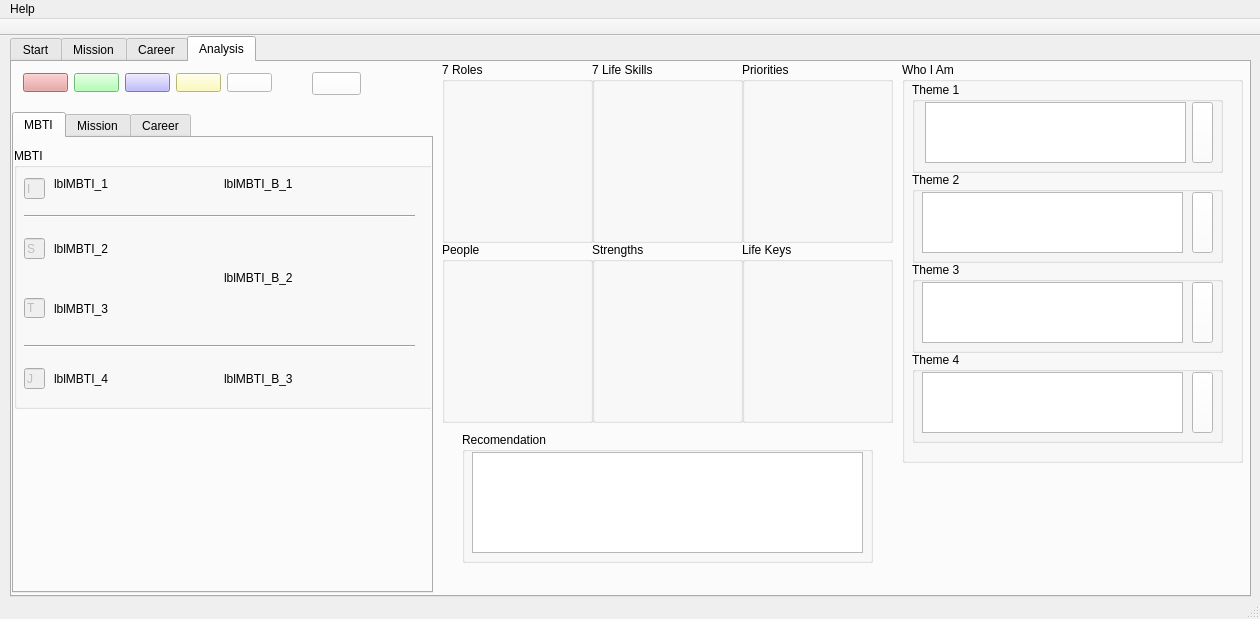
First picture: the form in src/prothesis-gui/mainwindow.ui, repository egeldenhuys/prothesis, before the edit.
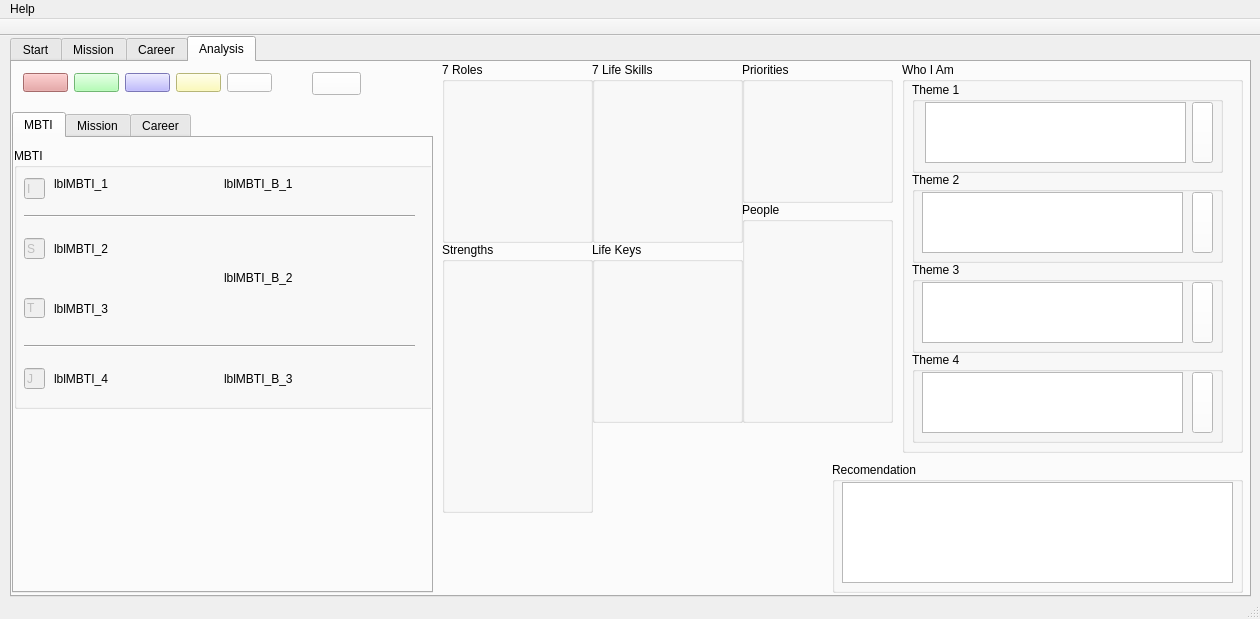
Second picture: the form after the edit. The open tabs and pages were chosen to show the change. Custom widgets are drawn as their Qt base class.

Commit message: Integrate LinkedCheckBox

The edit to the form file:
```diff
--- a/src/prothesis-gui/mainwindow.ui
+++ b/src/prothesis-gui/mainwindow.ui
@@ -4045,7 +4045,7 @@
      <widget class="QGroupBox" name="groupBox_27">
       <property name="geometry">
        <rect>
-        <x>730</x>
+        <x>580</x>
         <y>180</y>
         <width>151</width>
         <height>181</height>
@@ -4076,7 +4076,7 @@
         <x>890</x>
         <y>0</y>
         <width>341</width>
-        <height>401</height>
+        <height>391</height>
        </rect>
       </property>
       <property name="title">
@@ -4248,8 +4248,8 @@
      <widget class="QGroupBox" name="groupBox_37">
       <property name="geometry">
        <rect>
-        <x>450</x>
-        <y>370</y>
+        <x>820</x>
+        <y>400</y>
         <width>411</width>
         <height>131</height>
        </rect>
@@ -4327,10 +4327,10 @@
      <widget class="QGroupBox" name="groupBox_31">
       <property name="geometry">
        <rect>
-        <x>580</x>
+        <x>430</x>
         <y>180</y>
         <width>151</width>
-        <height>181</height>
+        <height>271</height>
        </rect>
       </property>
       <property name="title">
@@ -4342,7 +4342,7 @@
          <x>10</x>
          <y>20</y>
          <width>131</width>
-         <height>151</height>
+         <height>241</height>
         </rect>
        </property>
        <layout class="QVBoxLayout" name="vlStrengths">
@@ -4358,7 +4358,7 @@
         <x>730</x>
         <y>0</y>
         <width>151</width>
-        <height>181</height>
+        <height>141</height>
        </rect>
       </property>
       <property name="title">
@@ -4370,7 +4370,7 @@
          <x>10</x>
          <y>20</y>
          <width>131</width>
-         <height>151</height>
+         <height>111</height>
         </rect>
        </property>
        <layout class="QVBoxLayout" name="vlPriorities">
@@ -4383,10 +4383,10 @@
      <widget class="QGroupBox" name="groupBox_25">
       <property name="geometry">
        <rect>
-        <x>430</x>
-        <y>180</y>
+        <x>730</x>
+        <y>140</y>
         <width>151</width>
-        <height>181</height>
+        <height>221</height>
        </rect>
       </property>
       <property name="title">
@@ -4398,7 +4398,7 @@
          <x>10</x>
          <y>20</y>
          <width>131</width>
-         <height>151</height>
+         <height>191</height>
         </rect>
        </property>
        <layout class="QVBoxLayout" name="vlPeople">
@@ -4821,6 +4821,13 @@
   </action>
  </widget>
  <layoutdefault spacing="6" margin="11"/>
+ <customwidgets>
+  <customwidget>
+   <class>LinkedCheckBox</class>
+   <extends>QCheckBox</extends>
+   <header>LinkedCheckBox.h</header>
+  </customwidget>
+ </customwidgets>
  <tabstops>
   <tabstop>txtSurname</tabstop>
   <tabstop>cmbMBTI1</tabstop>
```
Left out of the diff: 868 changed lines with no effect on the pictures. The commit also changes 5 other files.
